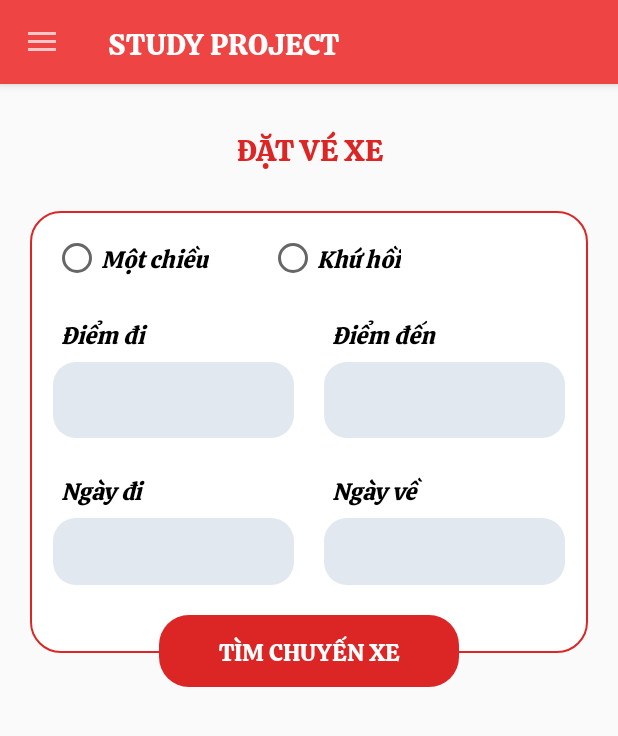
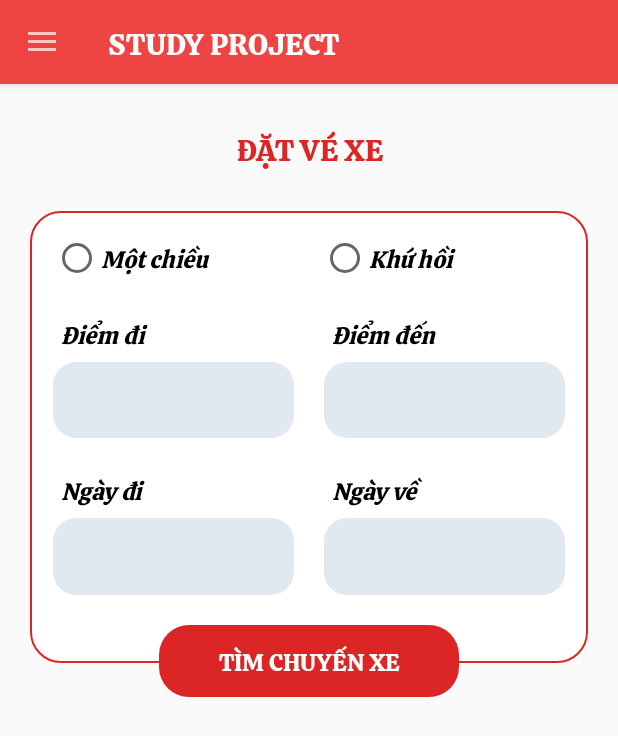
Before and after one commit to dinhhongkong/Android_HeThongBanVeXe, an Android app: the HomeFragment screen opened through its navigation route, on a phone screen of 412 x 824 dp. Shown: the top 736 px of the screen. Run offline under Robolectric (Android 15) with nearby library versions, the phone set to English and light mode, and no system bars; our stand-ins replace data binding; 15 statements that could not run were skipped.

Commit message:
FIX UI BUG

```diff
--- a/app/src/main/res/drawable/bg_authentication.xml
+++ b/app/src/main/res/drawable/bg_authentication.xml
@@ -2,7 +2,7 @@
 <shape xmlns:android="http://schemas.android.com/apk/res/android"
     android:shape="rectangle">
     <gradient
-        android:angle="10"
+        android:angle="225"
         android:endColor="@color/white"
         android:startColor="@color/red_500" />
 </shape>
--- a/app/src/main/res/layout/fragment_ticket.xml
+++ b/app/src/main/res/layout/fragment_ticket.xml
@@ -35,13 +35,14 @@
             <RadioGroup
                 android:layout_width="match_parent"
                 android:layout_height="wrap_content"
-                android:orientation="horizontal">
+                android:orientation="horizontal"
+                android:weightSum="2">
 
                 <RadioButton
                     android:id="@+id/rdbOneWay"
                     android:layout_width="wrap_content"
                     android:layout_height="wrap_content"
-                    android:layout_marginEnd="40dp"
+                    android:layout_weight="1"
                     android:onCheckedChanged="@{(view, isChecked) -> TicketViewModel.setTicketTypeChoice(view, isChecked)}"
                     android:text="Một chiều"
                     android:textSize="16sp"
@@ -51,6 +52,7 @@
                     android:id="@+id/rdbTwoWay"
                     android:layout_width="wrap_content"
                     android:layout_height="wrap_content"
+                    android:layout_weight="1"
                     android:onCheckedChanged="@{(view, isChecked) -> TicketViewModel.setTicketTypeChoice(view, isChecked)}"
                     android:text="Khứ hồi"
                     android:textSize="16sp"
@@ -161,7 +163,7 @@
                         android:autofillHints=""
                         android:background="@drawable/bg_edit_text"
                         android:onClick="@{TicketViewModel.setStartDate}"
-                        android:padding="10dp"
+                        android:padding="13dp"
                         android:text="@{TicketViewModel.startDate}" />
 
                     <TextView
@@ -172,7 +174,7 @@
                         android:autofillHints=""
                         android:background="@drawable/bg_edit_text"
                         android:onClick="@{TicketViewModel.setEndDate}"
-                        android:padding="10dp"
+                        android:padding="13dp"
                         android:text="@{TicketViewModel.endDate}" />
 
                 </TableRow>
```
